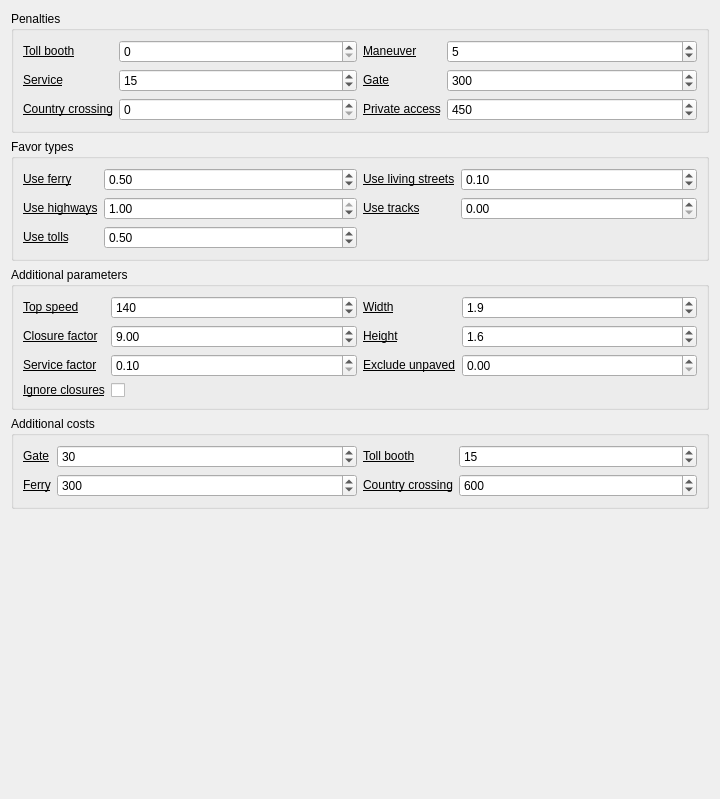
Old version of the form valhalla/resources/ui/routing_settings_valhalla_car_widget.ui in the repository nilsnolde/valhalla-qgis-plugin.
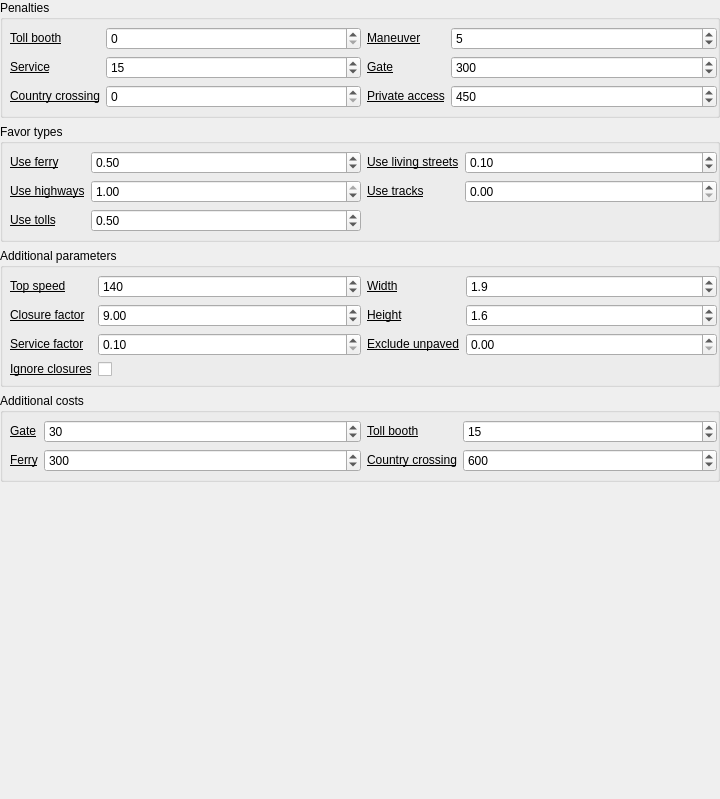
New version of the form. Custom widgets are drawn as their Qt base class.

The edit to the form file:
```diff
--- a/valhalla/resources/ui/routing_settings_valhalla_car_widget.ui
+++ b/valhalla/resources/ui/routing_settings_valhalla_car_widget.ui
@@ -14,6 +14,18 @@
    <string>Form</string>
   </property>
   <layout class="QVBoxLayout" name="verticalLayout">
+   <property name="leftMargin">
+    <number>0</number>
+   </property>
+   <property name="topMargin">
+    <number>0</number>
+   </property>
+   <property name="rightMargin">
+    <number>0</number>
+   </property>
+   <property name="bottomMargin">
+    <number>0</number>
+   </property>
    <item>
     <widget class="QgsCollapsibleGroupBox" name="penalties_box">
      <property name="toolTip">
@@ -26,6 +38,18 @@
       <bool>false</bool>
      </property>
      <layout class="QHBoxLayout" name="horizontalLayout_7">
+      <property name="leftMargin">
+       <number>7</number>
+      </property>
+      <property name="topMargin">
+       <number>7</number>
+      </property>
+      <property name="rightMargin">
+       <number>0</number>
+      </property>
+      <property name="bottomMargin">
+       <number>7</number>
+      </property>
       <item>
        <layout class="QFormLayout" name="penalties_column_1">
         <item row="0" column="0">
@@ -34,7 +58,7 @@
            <string>&lt;html&gt;&lt;head/&gt;&lt;body&gt;&lt;p&gt;A penalty applied to the cost when a toll&lt;a href=&quot;http://wiki.openstreetmap.org/wiki/Tag:barrier%3Dtoll_booth&quot;&gt;&lt;span style=&quot; text-decoration: underline; color:#0068da;&quot;/&gt;&lt;/a&gt;booth is encountered.&lt;/p&gt;&lt;/body&gt;&lt;/html&gt;</string>
           </property>
           <property name="text">
-           <string>&lt;html&gt;&lt;head/&gt;&lt;body&gt;&lt;p&gt;&lt;a href=&quot;https://github.com/valhalla/valhalla/blob/master/docs/api/turn-by-turn/api-reference.md#automobile-and-bus-costing-options&quot;&gt;&lt;span style=&quot; text-decoration: underline; color:#000000;&quot;&gt;Toll booth&lt;/span&gt;&lt;/a&gt;&lt;/p&gt;&lt;/body&gt;&lt;/html&gt;</string>
+           <string>&lt;html&gt;&lt;head/&gt;&lt;body&gt;&lt;p&gt;&lt;a href=&quot;https://valhalla.github.io/valhalla/api/turn-by-turn/api-reference.md#automobile-and-bus-costing-options&quot;&gt;&lt;span style=&quot; text-decoration: underline; color:#000000;&quot;&gt;Toll booth&lt;/span&gt;&lt;/a&gt;&lt;/p&gt;&lt;/body&gt;&lt;/html&gt;</string>
           </property>
           <property name="openExternalLinks">
            <bool>true</bool>
@@ -71,7 +95,7 @@
            <string>&lt;html&gt;&lt;head/&gt;&lt;body&gt;&lt;p&gt;A penalty applied for transition to generic service road. &lt;/p&gt;&lt;/body&gt;&lt;/html&gt;</string>
           </property>
           <property name="text">
-           <string>&lt;html&gt;&lt;head/&gt;&lt;body&gt;&lt;p&gt;&lt;a href=&quot;https://github.com/valhalla/valhalla/blob/master/docs/api/turn-by-turn/api-reference.md#automobile-and-bus-costing-options&quot;&gt;&lt;span style=&quot; text-decoration: underline; color:#000000;&quot;&gt;Service&lt;/span&gt;&lt;/a&gt;&lt;/p&gt;&lt;/body&gt;&lt;/html&gt;</string>
+           <string>&lt;html&gt;&lt;head/&gt;&lt;body&gt;&lt;p&gt;&lt;a href=&quot;https://valhalla.github.io/valhalla/api/turn-by-turn/api-reference.md#automobile-and-bus-costing-options&quot;&gt;&lt;span style=&quot; text-decoration: underline; color:#000000;&quot;&gt;Service&lt;/span&gt;&lt;/a&gt;&lt;/p&gt;&lt;/body&gt;&lt;/html&gt;</string>
           </property>
           <property name="openExternalLinks">
            <bool>true</bool>
@@ -84,7 +108,7 @@
            <string>&lt;html&gt;&lt;head/&gt;&lt;body&gt;&lt;table border=&quot;0&quot; style=&quot; margin-top:0px; margin-bottom:0px; margin-left:0px; margin-right:0px;&quot; cellspacing=&quot;2&quot; cellpadding=&quot;0&quot;&gt;&lt;tr&gt;&lt;td/&gt;&lt;td&gt;&lt;p&gt;A penalty applied for a country crossing.&lt;/p&gt;&lt;/td&gt;&lt;/tr&gt;&lt;/table&gt;&lt;/body&gt;&lt;/html&gt;</string>
           </property>
           <property name="text">
-           <string>&lt;html&gt;&lt;head/&gt;&lt;body&gt;&lt;p&gt;&lt;a href=&quot;https://github.com/valhalla/valhalla/blob/master/docs/api/turn-by-turn/api-reference.md#automobile-and-bus-costing-options&quot;&gt;&lt;span style=&quot; text-decoration: underline; color:#000000;&quot;&gt;Country crossing&lt;/span&gt;&lt;/a&gt;&lt;/p&gt;&lt;/body&gt;&lt;/html&gt;</string>
+           <string>&lt;html&gt;&lt;head/&gt;&lt;body&gt;&lt;p&gt;&lt;a href=&quot;https://valhalla.github.io/valhalla/api/turn-by-turn/api-reference.md#automobile-and-bus-costing-options&quot;&gt;&lt;span style=&quot; text-decoration: underline; color:#000000;&quot;&gt;Country crossing&lt;/span&gt;&lt;/a&gt;&lt;/p&gt;&lt;/body&gt;&lt;/html&gt;</string>
           </property>
           <property name="openExternalLinks">
            <bool>true</bool>
@@ -101,7 +125,7 @@
            <string>&lt;html&gt;&lt;head/&gt;&lt;body&gt;&lt;p&gt;A penalty applied when transitioning between roads that do not have consistent naming–in other words, no road names in common.&lt;/p&gt;&lt;/body&gt;&lt;/html&gt;</string>
           </property>
           <property name="text">
-           <string>&lt;html&gt;&lt;head/&gt;&lt;body&gt;&lt;p&gt;&lt;a href=&quot;https://github.com/valhalla/valhalla/blob/master/docs/api/turn-by-turn/api-reference.md#automobile-and-bus-costing-options&quot;&gt;&lt;span style=&quot; text-decoration: underline; color:#000000;&quot;&gt;Maneuver&lt;/span&gt;&lt;/a&gt;&lt;/p&gt;&lt;/body&gt;&lt;/html&gt;</string>
+           <string>&lt;html&gt;&lt;head/&gt;&lt;body&gt;&lt;p&gt;&lt;a href=&quot;https://valhalla.github.io/valhalla/api/turn-by-turn/api-reference.md#automobile-and-bus-costing-options&quot;&gt;&lt;span style=&quot; text-decoration: underline; color:#000000;&quot;&gt;Maneuver&lt;/span&gt;&lt;/a&gt;&lt;/p&gt;&lt;/body&gt;&lt;/html&gt;</string>
           </property>
           <property name="openExternalLinks">
            <bool>true</bool>
@@ -134,7 +158,7 @@
            <string>&lt;html&gt;&lt;head/&gt;&lt;body&gt;&lt;p&gt;A penalty applied when a gate with no access information is on the road.&lt;/p&gt;&lt;/body&gt;&lt;/html&gt;</string>
           </property>
           <property name="text">
-           <string>&lt;html&gt;&lt;head/&gt;&lt;body&gt;&lt;p&gt;&lt;a href=&quot;https://github.com/valhalla/valhalla/blob/master/docs/api/turn-by-turn/api-reference.md#automobile-and-bus-costing-options&quot;&gt;&lt;span style=&quot; text-decoration: underline; color:#000000;&quot;&gt;Gate&lt;/span&gt;&lt;/a&gt;&lt;/p&gt;&lt;/body&gt;&lt;/html&gt;</string>
+           <string>&lt;html&gt;&lt;head/&gt;&lt;body&gt;&lt;p&gt;&lt;a href=&quot;https://valhalla.github.io/valhalla/api/turn-by-turn/api-reference.md#automobile-and-bus-costing-options&quot;&gt;&lt;span style=&quot; text-decoration: underline; color:#000000;&quot;&gt;Gate&lt;/span&gt;&lt;/a&gt;&lt;/p&gt;&lt;/body&gt;&lt;/html&gt;</string>
           </property>
           <property name="openExternalLinks">
            <bool>true</bool>
@@ -157,7 +181,7 @@
            <string>&lt;html&gt;&lt;head/&gt;&lt;body&gt;&lt;p&gt;A penalty applied when a gate or bollard with &lt;span style=&quot; font-family:'.SF NS Mono';&quot;&gt;access=private&lt;/span&gt; is encountered. &lt;/p&gt;&lt;/body&gt;&lt;/html&gt;</string>
           </property>
           <property name="text">
-           <string>&lt;html&gt;&lt;head/&gt;&lt;body&gt;&lt;p&gt;&lt;a href=&quot;https://github.com/valhalla/valhalla/blob/master/docs/api/turn-by-turn/api-reference.md#automobile-and-bus-costing-options&quot;&gt;&lt;span style=&quot; text-decoration: underline; color:#000000;&quot;&gt;Private access&lt;/span&gt;&lt;/a&gt;&lt;/p&gt;&lt;/body&gt;&lt;/html&gt;</string>
+           <string>&lt;html&gt;&lt;head/&gt;&lt;body&gt;&lt;p&gt;&lt;a href=&quot;https://valhalla.github.io/valhalla/api/turn-by-turn/api-reference.md#automobile-and-bus-costing-options&quot;&gt;&lt;span style=&quot; text-decoration: underline; color:#000000;&quot;&gt;Private access&lt;/span&gt;&lt;/a&gt;&lt;/p&gt;&lt;/body&gt;&lt;/html&gt;</string>
           </property>
           <property name="openExternalLinks">
            <bool>true</bool>
@@ -178,6 +202,18 @@
       <string>Favor types</string>
      </property>
      <layout class="QHBoxLayout" name="horizontalLayout_4">
+      <property name="leftMargin">
+       <number>7</number>
+      </property>
+      <property name="topMargin">
+       <number>7</number>
+      </property>
+      <property name="rightMargin">
+       <number>0</number>
+      </property>
+      <property name="bottomMargin">
+       <number>7</number>
+      </property>
       <item>
        <layout class="QFormLayout" name="formLayout_4">
         <item row="0" column="1">
@@ -212,7 +248,7 @@
            <string>&lt;html&gt;&lt;head/&gt;&lt;body&gt;&lt;p&gt;This value indicates the willingness to take ferries.&lt;/p&gt;&lt;/body&gt;&lt;/html&gt;</string>
           </property>
           <property name="text">
-           <string>&lt;html&gt;&lt;head/&gt;&lt;body&gt;&lt;p&gt;&lt;a href=&quot;https://github.com/valhalla/valhalla/blob/master/docs/api/turn-by-turn/api-reference.md#automobile-and-bus-costing-options&quot;&gt;&lt;span style=&quot; text-decoration: underline; color:#000000;&quot;&gt;Use ferry&lt;/span&gt;&lt;/a&gt;&lt;/p&gt;&lt;/body&gt;&lt;/html&gt;</string>
+           <string>&lt;html&gt;&lt;head/&gt;&lt;body&gt;&lt;p&gt;&lt;a href=&quot;https://valhalla.github.io/valhalla/api/turn-by-turn/api-reference.md#automobile-and-bus-costing-options&quot;&gt;&lt;span style=&quot; text-decoration: underline; color:#000000;&quot;&gt;Use ferry&lt;/span&gt;&lt;/a&gt;&lt;/p&gt;&lt;/body&gt;&lt;/html&gt;</string>
           </property>
           <property name="openExternalLinks">
            <bool>true</bool>
@@ -225,7 +261,7 @@
            <string>&lt;html&gt;&lt;head/&gt;&lt;body&gt;&lt;p&gt;This value indicates the willingness to take highways.&lt;/p&gt;&lt;/body&gt;&lt;/html&gt;</string>
           </property>
           <property name="text">
-           <string>&lt;html&gt;&lt;head/&gt;&lt;body&gt;&lt;p&gt;&lt;a href=&quot;https://github.com/valhalla/valhalla/blob/master/docs/api/turn-by-turn/api-reference.md#automobile-and-bus-costing-options&quot;&gt;&lt;span style=&quot; text-decoration: underline; color:#000000;&quot;&gt;Use highways&lt;/span&gt;&lt;/a&gt;&lt;/p&gt;&lt;/body&gt;&lt;/html&gt;</string>
+           <string>&lt;html&gt;&lt;head/&gt;&lt;body&gt;&lt;p&gt;&lt;a href=&quot;https://valhalla.github.io/valhalla/api/turn-by-turn/api-reference.md#automobile-and-bus-costing-options&quot;&gt;&lt;span style=&quot; text-decoration: underline; color:#000000;&quot;&gt;Use highways&lt;/span&gt;&lt;/a&gt;&lt;/p&gt;&lt;/body&gt;&lt;/html&gt;</string>
           </property>
           <property name="openExternalLinks">
            <bool>true</bool>
@@ -251,7 +287,7 @@
            <string>&lt;html&gt;&lt;head/&gt;&lt;body&gt;&lt;p&gt;This value indicates the willingness to take roads with tolls.&lt;/p&gt;&lt;/body&gt;&lt;/html&gt;</string>
           </property>
           <property name="text">
-           <string>&lt;html&gt;&lt;head/&gt;&lt;body&gt;&lt;p&gt;&lt;a href=&quot;https://github.com/valhalla/valhalla/blob/master/docs/api/turn-by-turn/api-reference.md#automobile-and-bus-costing-options&quot;&gt;&lt;span style=&quot; text-decoration: underline; color:#000000;&quot;&gt;Use tolls&lt;/span&gt;&lt;/a&gt;&lt;/p&gt;&lt;/body&gt;&lt;/html&gt;</string>
+           <string>&lt;html&gt;&lt;head/&gt;&lt;body&gt;&lt;p&gt;&lt;a href=&quot;https://valhalla.github.io/valhalla/api/turn-by-turn/api-reference.md#automobile-and-bus-costing-options&quot;&gt;&lt;span style=&quot; text-decoration: underline; color:#000000;&quot;&gt;Use tolls&lt;/span&gt;&lt;/a&gt;&lt;/p&gt;&lt;/body&gt;&lt;/html&gt;</string>
           </property>
           <property name="openExternalLinks">
            <bool>true</bool>
@@ -268,7 +304,7 @@
            <string>&lt;html&gt;&lt;head/&gt;&lt;body&gt;&lt;p&gt;This value indicates the willingness to take living streets.&lt;/p&gt;&lt;/body&gt;&lt;/html&gt;</string>
           </property>
           <property name="text">
-           <string>&lt;html&gt;&lt;head/&gt;&lt;body&gt;&lt;p&gt;&lt;a href=&quot;https://github.com/valhalla/valhalla/blob/master/docs/api/turn-by-turn/api-reference.md#automobile-and-bus-costing-options&quot;&gt;&lt;span style=&quot; text-decoration: underline; color:#000000;&quot;&gt;Use living streets&lt;/span&gt;&lt;/a&gt;&lt;/p&gt;&lt;/body&gt;&lt;/html&gt;</string>
+           <string>&lt;html&gt;&lt;head/&gt;&lt;body&gt;&lt;p&gt;&lt;a href=&quot;https://valhalla.github.io/valhalla/api/turn-by-turn/api-reference.md#automobile-and-bus-costing-options&quot;&gt;&lt;span style=&quot; text-decoration: underline; color:#000000;&quot;&gt;Use living streets&lt;/span&gt;&lt;/a&gt;&lt;/p&gt;&lt;/body&gt;&lt;/html&gt;</string>
           </property>
           <property name="openExternalLinks">
            <bool>true</bool>
@@ -281,7 +317,7 @@
            <string>&lt;html&gt;&lt;head/&gt;&lt;body&gt;&lt;p&gt;This value indicates the willingness to take track roads.&lt;/p&gt;&lt;/body&gt;&lt;/html&gt;</string>
           </property>
           <property name="text">
-           <string>&lt;html&gt;&lt;head/&gt;&lt;body&gt;&lt;p&gt;&lt;a href=&quot;https://github.com/valhalla/valhalla/blob/master/docs/api/turn-by-turn/api-reference.md#automobile-and-bus-costing-options&quot;&gt;&lt;span style=&quot; text-decoration: underline; color:#000000;&quot;&gt;Use tracks&lt;/span&gt;&lt;/a&gt;&lt;/p&gt;&lt;/body&gt;&lt;/html&gt;</string>
+           <string>&lt;html&gt;&lt;head/&gt;&lt;body&gt;&lt;p&gt;&lt;a href=&quot;https://valhalla.github.io/valhalla/api/turn-by-turn/api-reference.md#automobile-and-bus-costing-options&quot;&gt;&lt;span style=&quot; text-decoration: underline; color:#000000;&quot;&gt;Use tracks&lt;/span&gt;&lt;/a&gt;&lt;/p&gt;&lt;/body&gt;&lt;/html&gt;</string>
           </property>
           <property name="openExternalLinks">
            <bool>true</bool>
@@ -322,6 +358,18 @@
       <string>Additional parameters</string>
      </property>
      <layout class="QHBoxLayout" name="horizontalLayout_11">
+      <property name="leftMargin">
+       <number>7</number>
+      </property>
+      <property name="topMargin">
+       <number>7</number>
+      </property>
+      <property name="rightMargin">
+       <number>0</number>
+      </property>
+      <property name="bottomMargin">
+       <number>7</number>
+      </property>
       <item>
        <layout class="QFormLayout" name="additional_params_column_1">
         <item row="0" column="0">
@@ -330,7 +378,7 @@
            <string>&lt;html&gt;&lt;head/&gt;&lt;body&gt;&lt;p&gt;Top speed the vehicle can go. Also used to avoid roads with higher speeds than this value. &lt;span style=&quot; font-family:'.SF NS Mono';&quot;&gt;top_speed&lt;/span&gt; must be between 10 and 252 KPH.&lt;/p&gt;&lt;/body&gt;&lt;/html&gt;</string>
           </property>
           <property name="text">
-           <string>&lt;html&gt;&lt;head/&gt;&lt;body&gt;&lt;p&gt;&lt;a href=&quot;https://github.com/valhalla/valhalla/blob/master/docs/api/turn-by-turn/api-reference.md#automobile-and-bus-costing-options&quot;&gt;&lt;span style=&quot; text-decoration: underline; color:#000000;&quot;&gt;Top speed&lt;/span&gt;&lt;/a&gt;&lt;/p&gt;&lt;/body&gt;&lt;/html&gt;</string>
+           <string>&lt;html&gt;&lt;head/&gt;&lt;body&gt;&lt;p&gt;&lt;a href=&quot;https://valhalla.github.io/valhalla/api/turn-by-turn/api-reference.md#automobile-and-bus-costing-options&quot;&gt;&lt;span style=&quot; text-decoration: underline; color:#000000;&quot;&gt;Top speed&lt;/span&gt;&lt;/a&gt;&lt;/p&gt;&lt;/body&gt;&lt;/html&gt;</string>
           </property>
           <property name="openExternalLinks">
            <bool>true</bool>
@@ -343,7 +391,7 @@
            <string>&lt;html&gt;&lt;head/&gt;&lt;body&gt;&lt;p&gt;A factor that penalizes the cost when traversing a closed edge. Its value can range from &lt;span style=&quot; font-family:'.SF NS Mono';&quot;&gt;1.0&lt;/span&gt; - don't penalize closed edges, to &lt;span style=&quot; font-family:'.SF NS Mono';&quot;&gt;10.0&lt;/span&gt; - apply high cost penalty to closed edges.&lt;/p&gt;&lt;/body&gt;&lt;/html&gt;</string>
           </property>
           <property name="text">
-           <string>&lt;html&gt;&lt;head/&gt;&lt;body&gt;&lt;p&gt;&lt;a href=&quot;https://github.com/valhalla/valhalla/blob/master/docs/api/turn-by-turn/api-reference.md#automobile-and-bus-costing-options&quot;&gt;&lt;span style=&quot; text-decoration: underline; color:#000000;&quot;&gt;Closure factor&lt;/span&gt;&lt;/a&gt;&lt;/p&gt;&lt;/body&gt;&lt;/html&gt;</string>
+           <string>&lt;html&gt;&lt;head/&gt;&lt;body&gt;&lt;p&gt;&lt;a href=&quot;https://valhalla.github.io/valhalla/api/turn-by-turn/api-reference.md#automobile-and-bus-costing-options&quot;&gt;&lt;span style=&quot; text-decoration: underline; color:#000000;&quot;&gt;Closure factor&lt;/span&gt;&lt;/a&gt;&lt;/p&gt;&lt;/body&gt;&lt;/html&gt;</string>
           </property>
           <property name="openExternalLinks">
            <bool>true</bool>
@@ -369,7 +417,7 @@
            <string>&lt;html&gt;&lt;head/&gt;&lt;body&gt;&lt;p&gt;If set to &lt;span style=&quot; font-family:'.SF NS Mono';&quot;&gt;true&lt;/span&gt;, ignores all closures, marked due to live traffic closures, during routing. &lt;/p&gt;&lt;/body&gt;&lt;/html&gt;</string>
           </property>
           <property name="text">
-           <string>&lt;html&gt;&lt;head/&gt;&lt;body&gt;&lt;p&gt;&lt;a href=&quot;https://github.com/valhalla/valhalla/blob/master/docs/api/turn-by-turn/api-reference.md#automobile-and-bus-costing-options&quot;&gt;&lt;span style=&quot; text-decoration: underline; color:#000000;&quot;&gt;Ignore closures&lt;/span&gt;&lt;/a&gt;&lt;/p&gt;&lt;/body&gt;&lt;/html&gt;</string>
+           <string>&lt;html&gt;&lt;head/&gt;&lt;body&gt;&lt;p&gt;&lt;a href=&quot;https://valhalla.github.io/valhalla/api/turn-by-turn/api-reference.md#automobile-and-bus-costing-options&quot;&gt;&lt;span style=&quot; text-decoration: underline; color:#000000;&quot;&gt;Ignore closures&lt;/span&gt;&lt;/a&gt;&lt;/p&gt;&lt;/body&gt;&lt;/html&gt;</string>
           </property>
           <property name="openExternalLinks">
            <bool>true</bool>
@@ -382,7 +430,7 @@
            <string>&lt;html&gt;&lt;head/&gt;&lt;body&gt;&lt;p&gt;A factor that modifies (multiplies) the cost when generic service roads are encountered.&lt;/p&gt;&lt;/body&gt;&lt;/html&gt;</string>
           </property>
           <property name="text">
-           <string>&lt;html&gt;&lt;head/&gt;&lt;body&gt;&lt;p&gt;&lt;a href=&quot;https://github.com/valhalla/valhalla/blob/master/docs/api/turn-by-turn/api-reference.md#automobile-and-bus-costing-options&quot;&gt;&lt;span style=&quot; text-decoration: underline; color:#000000;&quot;&gt;Service factor&lt;/span&gt;&lt;/a&gt;&lt;/p&gt;&lt;/body&gt;&lt;/html&gt;</string>
+           <string>&lt;html&gt;&lt;head/&gt;&lt;body&gt;&lt;p&gt;&lt;a href=&quot;https://valhalla.github.io/valhalla/turn-by-turn/api/api-reference.md#automobile-and-bus-costing-options&quot;&gt;&lt;span style=&quot; text-decoration: underline; color:#000000;&quot;&gt;Service factor&lt;/span&gt;&lt;/a&gt;&lt;/p&gt;&lt;/body&gt;&lt;/html&gt;</string>
           </property>
           <property name="openExternalLinks">
            <bool>true</bool>
@@ -435,7 +483,7 @@
            <string>&lt;html&gt;&lt;head/&gt;&lt;body&gt;&lt;p&gt;The width of the vehicle (in meters).&lt;/p&gt;&lt;/body&gt;&lt;/html&gt;</string>
           </property>
           <property name="text">
-           <string>&lt;html&gt;&lt;head/&gt;&lt;body&gt;&lt;p&gt;&lt;a href=&quot;https://github.com/valhalla/valhalla/blob/master/docs/api/turn-by-turn/api-reference.md#other-costing-options&quot;&gt;&lt;span style=&quot; text-decoration: underline; color:#000000;&quot;&gt;Width&lt;/span&gt;&lt;/a&gt;&lt;/p&gt;&lt;/body&gt;&lt;/html&gt;</string>
+           <string>&lt;html&gt;&lt;head/&gt;&lt;body&gt;&lt;p&gt;&lt;a href=&quot;https://valhalla.github.io/valhalla/api/turn-by-turn/api-reference.md#other-costing-options&quot;&gt;&lt;span style=&quot; text-decoration: underline; color:#000000;&quot;&gt;Width&lt;/span&gt;&lt;/a&gt;&lt;/p&gt;&lt;/body&gt;&lt;/html&gt;</string>
           </property>
           <property name="openExternalLinks">
            <bool>true</bool>
@@ -448,7 +496,7 @@
            <string>&lt;html&gt;&lt;head/&gt;&lt;body&gt;&lt;p&gt;The height of the vehicle (in meters).&lt;/p&gt;&lt;/body&gt;&lt;/html&gt;</string>
           </property>
           <property name="text">
-           <string>&lt;html&gt;&lt;head/&gt;&lt;body&gt;&lt;p&gt;&lt;a href=&quot;https://github.com/valhalla/valhalla/blob/master/docs/api/turn-by-turn/api-reference.md#other-costing-options&quot;&gt;&lt;span style=&quot; text-decoration: underline; color:#000000;&quot;&gt;Height&lt;/span&gt;&lt;/a&gt;&lt;/p&gt;&lt;/body&gt;&lt;/html&gt;</string>
+           <string>&lt;html&gt;&lt;head/&gt;&lt;body&gt;&lt;p&gt;&lt;a href=&quot;https://valhalla.github.io/valhalla/api/turn-by-turn/api-reference.md#other-costing-options&quot;&gt;&lt;span style=&quot; text-decoration: underline; color:#000000;&quot;&gt;Height&lt;/span&gt;&lt;/a&gt;&lt;/p&gt;&lt;/body&gt;&lt;/html&gt;</string>
           </property>
           <property name="openExternalLinks">
            <bool>true</bool>
@@ -461,7 +509,7 @@
            <string>&lt;html&gt;&lt;head/&gt;&lt;body&gt;&lt;p&gt;This value indicates the whether or not the path may include unpaved roads. If set to 1 it is allowed to start and end with unpaved roads, but is not allowed to have them in the middle of the route path, otherwise they are allowed.&lt;/p&gt;&lt;/body&gt;&lt;/html&gt;</string>
           </property>
           <property name="text">
-           <string>&lt;html&gt;&lt;head/&gt;&lt;body&gt;&lt;p&gt;&lt;a href=&quot;https://github.com/valhalla/valhalla/blob/master/docs/api/turn-by-turn/api-reference.md#other-costing-options&quot;&gt;&lt;span style=&quot; text-decoration: underline; color:#000000;&quot;&gt;Exclude unpaved&lt;/span&gt;&lt;/a&gt;&lt;/p&gt;&lt;/body&gt;&lt;/html&gt;</string>
+           <string>&lt;html&gt;&lt;head/&gt;&lt;body&gt;&lt;p&gt;&lt;a href=&quot;https://valhalla.github.io/valhalla/api/turn-by-turn/api-reference.md#other-costing-options&quot;&gt;&lt;span style=&quot; text-decoration: underline; color:#000000;&quot;&gt;Exclude unpaved&lt;/span&gt;&lt;/a&gt;&lt;/p&gt;&lt;/body&gt;&lt;/html&gt;</string>
           </property>
           <property name="openExternalLinks">
            <bool>true</bool>
@@ -533,6 +581,18 @@
       <bool>false</bool>
      </property>
      <layout class="QHBoxLayout" name="horizontalLayout_2">
+      <property name="leftMargin">
+       <number>7</number>
+      </property>
+      <property name="topMargin">
+       <number>7</number>
+      </property>
+      <property name="rightMargin">
+       <number>0</number>
+      </property>
+      <property name="bottomMargin">
+       <number>7</number>
+      </property>
       <item>
        <layout class="QFormLayout" name="costing_column_1">
         <item row="0" column="0">
@@ -541,7 +601,7 @@
            <string>&lt;html&gt;&lt;head/&gt;&lt;body&gt;&lt;p&gt;A cost applied when a gate with undefined or private access is encountered.&lt;/p&gt;&lt;/body&gt;&lt;/html&gt;</string>
           </property>
           <property name="text">
-           <string>&lt;html&gt;&lt;head/&gt;&lt;body&gt;&lt;p&gt;&lt;a href=&quot;https://github.com/valhalla/valhalla/blob/master/docs/api/turn-by-turn/api-reference.md#automobile-and-bus-costing-options&quot;&gt;&lt;span style=&quot; color:#000000;&quot;&gt;Gate&lt;/span&gt;&lt;/a&gt;&lt;/p&gt;&lt;/body&gt;&lt;/html&gt;</string>
+           <string>&lt;html&gt;&lt;head/&gt;&lt;body&gt;&lt;p&gt;&lt;a href=&quot;https://valhalla.github.io/valhalla/api/turn-by-turn/api-reference.md#automobile-and-bus-costing-options&quot;&gt;&lt;span style=&quot; color:#000000;&quot;&gt;Gate&lt;/span&gt;&lt;/a&gt;&lt;/p&gt;&lt;/body&gt;&lt;/html&gt;</string>
           </property>
          </widget>
         </item>
@@ -561,7 +621,7 @@
            <string>&lt;html&gt;&lt;head/&gt;&lt;body&gt;&lt;p&gt;A cost applied when entering a ferry.&lt;/p&gt;&lt;/body&gt;&lt;/html&gt;</string>
           </property>
           <property name="text">
-           <string>&lt;html&gt;&lt;head/&gt;&lt;body&gt;&lt;p&gt;&lt;a href=&quot;https://github.com/valhalla/valhalla/blob/master/docs/api/turn-by-turn/api-reference.md#automobile-and-bus-costing-options&quot;&gt;&lt;span style=&quot; text-decoration: underline; color:#000000;&quot;&gt;Ferry&lt;/span&gt;&lt;/a&gt;&lt;/p&gt;&lt;/body&gt;&lt;/html&gt;</string>
+           <string>&lt;html&gt;&lt;head/&gt;&lt;body&gt;&lt;p&gt;&lt;a href=&quot;https://valhalla.github.io/valhalla/api/turn-by-turn/api-reference.md#automobile-and-bus-costing-options&quot;&gt;&lt;span style=&quot; text-decoration: underline; color:#000000;&quot;&gt;Ferry&lt;/span&gt;&lt;/a&gt;&lt;/p&gt;&lt;/body&gt;&lt;/html&gt;</string>
           </property>
          </widget>
         </item>
@@ -595,7 +655,7 @@
            <string>&lt;html&gt;&lt;head/&gt;&lt;body&gt;&lt;p&gt;A cost applied when encountering an international border.&lt;/p&gt;&lt;/body&gt;&lt;/html&gt;</string>
           </property>
           <property name="text">
-           <string>&lt;html&gt;&lt;head/&gt;&lt;body&gt;&lt;p&gt;&lt;a href=&quot;https://github.com/valhalla/valhalla/blob/master/docs/api/turn-by-turn/api-reference.md#automobile-and-bus-costing-options&quot;&gt;&lt;span style=&quot; color:#000000;&quot;&gt;Country crossing&lt;/span&gt;&lt;/a&gt;&lt;/p&gt;&lt;/body&gt;&lt;/html&gt;</string>
+           <string>&lt;html&gt;&lt;head/&gt;&lt;body&gt;&lt;p&gt;&lt;a href=&quot;https://valhalla.github.io/valhalla/api/turn-by-turn/api-reference.md#automobile-and-bus-costing-options&quot;&gt;&lt;span style=&quot; color:#000000;&quot;&gt;Country crossing&lt;/span&gt;&lt;/a&gt;&lt;/p&gt;&lt;/body&gt;&lt;/html&gt;</string>
           </property>
           <property name="openExternalLinks">
            <bool>true</bool>
@@ -618,7 +678,7 @@
            <string>&lt;html&gt;&lt;head/&gt;&lt;body&gt;&lt;p&gt;A cost applied when a &lt;a href=&quot;http://wiki.openstreetmap.org/wiki/Tag:barrier%3Dtoll_booth&quot;&gt;&lt;span style=&quot; text-decoration: underline; color:#0068da;&quot;&gt;toll booth&lt;/span&gt;&lt;/a&gt; is encountered.&lt;/p&gt;&lt;/body&gt;&lt;/html&gt;</string>
           </property>
           <property name="text">
-           <string>&lt;html&gt;&lt;head/&gt;&lt;body&gt;&lt;p&gt;&lt;a href=&quot;https://github.com/valhalla/valhalla/blob/master/docs/api/turn-by-turn/api-reference.md#automobile-and-bus-costing-options&quot;&gt;&lt;span style=&quot; text-decoration: underline; color:#000000;&quot;&gt;Toll booth&lt;/span&gt;&lt;/a&gt;&lt;/p&gt;&lt;/body&gt;&lt;/html&gt;</string>
+           <string>&lt;html&gt;&lt;head/&gt;&lt;body&gt;&lt;p&gt;&lt;a href=&quot;https://valhalla.github.io/valhalla/api/turn-by-turn/api-reference.md#automobile-and-bus-costing-options&quot;&gt;&lt;span style=&quot; text-decoration: underline; color:#000000;&quot;&gt;Toll booth&lt;/span&gt;&lt;/a&gt;&lt;/p&gt;&lt;/body&gt;&lt;/html&gt;</string>
           </property>
           <property name="openExternalLinks">
            <bool>true</bool>
```
Left out of the diff: 68 changed lines with no effect on the pictures.
